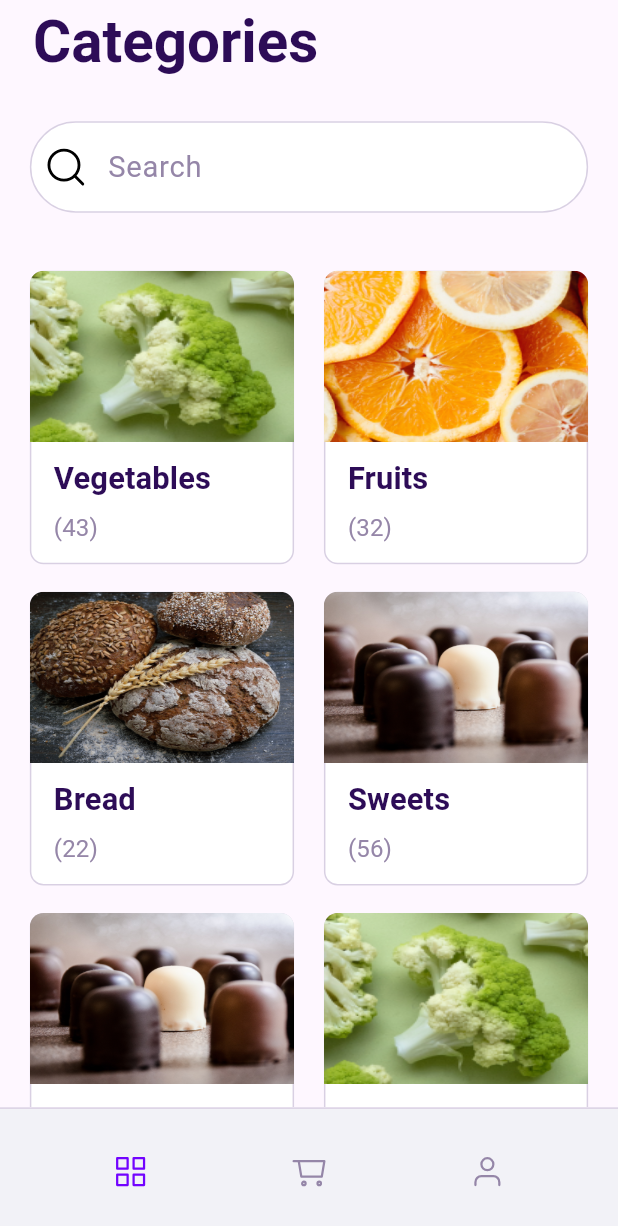
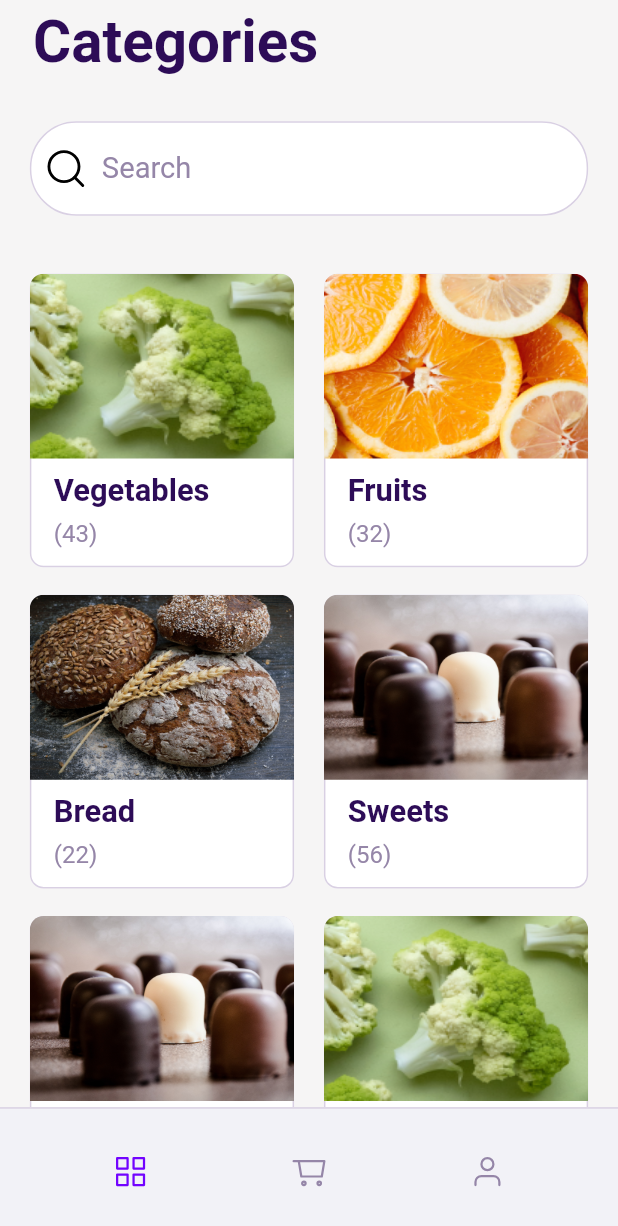
Before and after one commit to SharifboyMuminov/food_app, a Flutter app: the screen it shows after launch, after a tap on "ORDER NOW", on a phone screen of 412 x 824 dp. Shown: the top 1226 px of the screen. Run offline on Flutter 3.47's test engine with Material 3 defaults, Android fonts, the phone set to English and light mode, and no system bars; our stand-ins replace flutter_screenutil, flutter_svg.

Commit message:
start work checkout_screen

```diff
--- a/lib/main.dart
+++ b/lib/main.dart
@@ -2,6 +2,7 @@ import 'package:flutter/material.dart';
 import 'package:flutter/services.dart';
 import 'package:flutter_screenutil/flutter_screenutil.dart';
 import 'package:food_app/screens/splash/splash_screen.dart';
+import 'package:food_app/utils/app_colors.dart';
 
 void main(List<String> args) async {
   WidgetsFlutterBinding.ensureInitialized();
@@ -25,7 +26,10 @@ class MyApp extends StatelessWidget {
         ScreenUtil.init(context);
         return MaterialApp(
           debugShowCheckedModeBanner: false,
-          theme: ThemeData(useMaterial3: true),
+          theme: ThemeData(
+            useMaterial3: false,
+            scaffoldBackgroundColor: AppColors.cF6F5F5,
+          ),
           home: child,
         );
       },
--- a/lib/screens/tab_box/categories/categories_screen.dart
+++ b/lib/screens/tab_box/categories/categories_screen.dart
@@ -19,7 +19,10 @@ class _CategoriesScreenState extends State<CategoriesScreen> {
   @override
   Widget build(BuildContext context) {
     return Scaffold(
+      backgroundColor: AppColors.cF6F5F5,
       appBar: AppBar(
+        backgroundColor: AppColors.cF6F5F5,
+        elevation: 0,
         centerTitle: false,
         title: Padding(
           padding: EdgeInsets.only(left: 6.we),
--- a/lib/screens/tab_box/checkout/checkout_screen.dart
+++ b/lib/screens/tab_box/checkout/checkout_screen.dart
@@ -1,4 +1,7 @@
 import 'package:flutter/material.dart';
+import 'package:flutter_screenutil/flutter_screenutil.dart';
+import 'package:food_app/utils/app_colors.dart';
+import 'package:food_app/utils/app_text_style.dart';
 
 class CheckoutScreen extends StatefulWidget {
   const CheckoutScreen({super.key});
@@ -10,6 +13,19 @@ class CheckoutScreen extends StatefulWidget {
 class _CheckoutScreenState extends State<CheckoutScreen> {
   @override
   Widget build(BuildContext context) {
-    return Scaffold();
+    return Scaffold(
+      appBar: AppBar(
+        backgroundColor: AppColors.white,
+        centerTitle: true,
+        title: Text(
+          "Checkout",
+          style: AppTextStyle.seoulNamsanSemiBold.copyWith(
+            fontSize: 17.sp,
+            color: AppColors.c2D0C57,
+          ),
+        ),
+        elevation: 0.5,
+      ),
+    );
   }
 }
```
